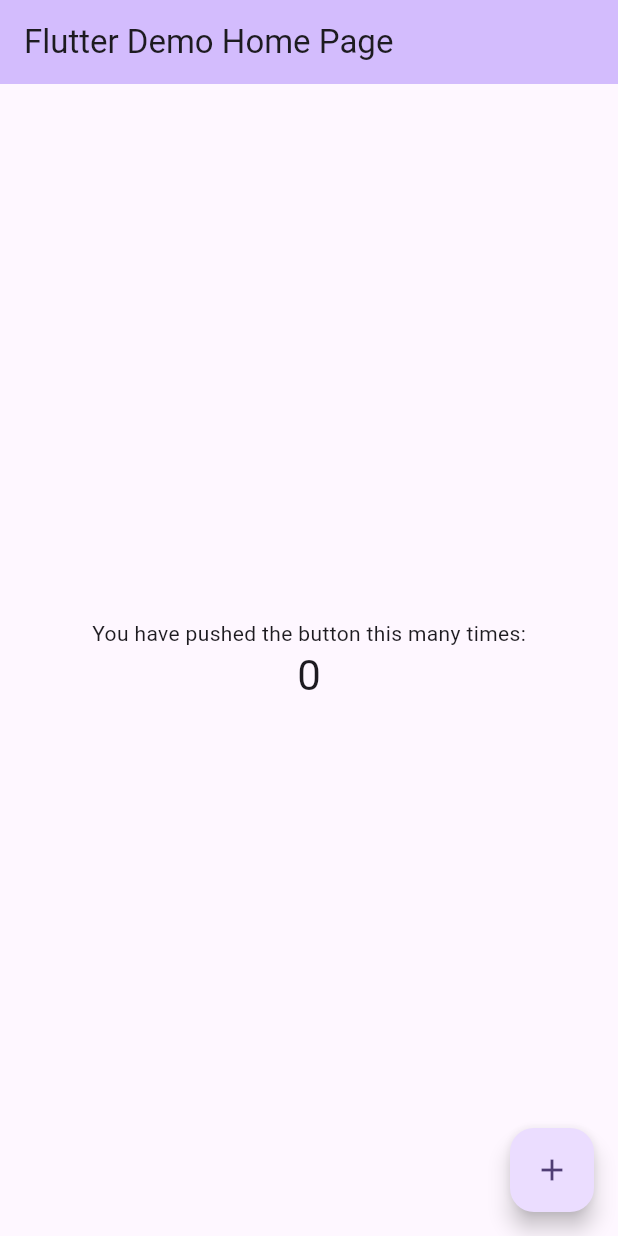
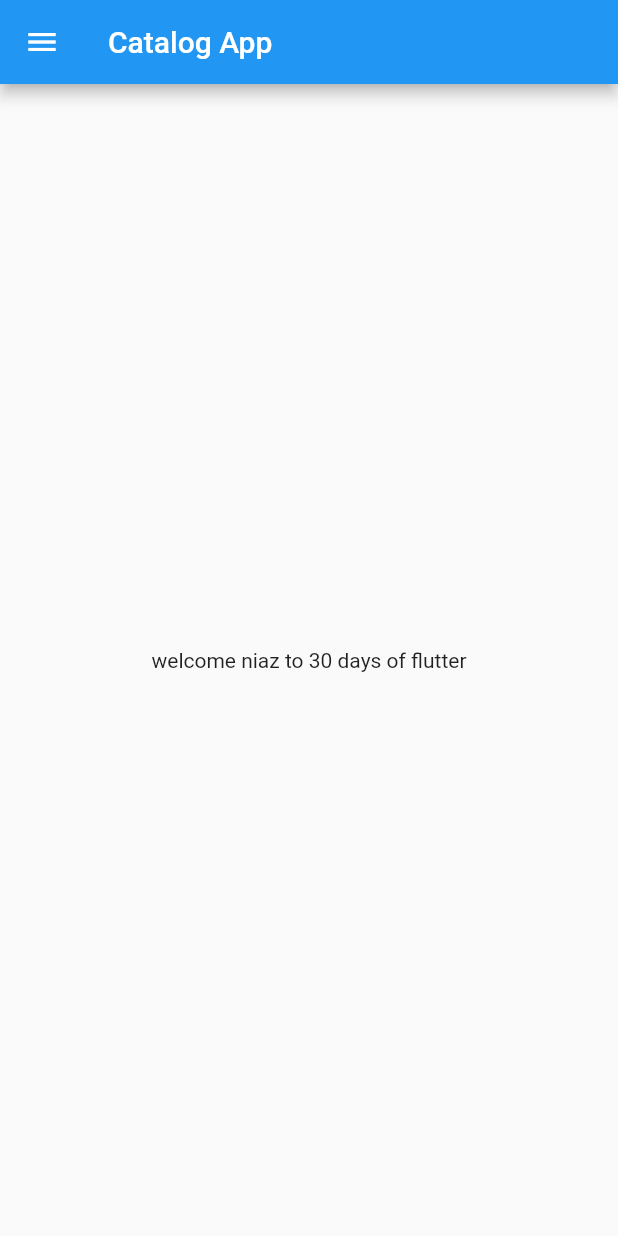
Before and after one commit to niazali53/30DaysOfFlutter, a Flutter app: the screen it shows after launch, on a phone screen of 412 x 824 dp. Run offline on Flutter 3.47's test engine with Material 2 defaults, Android fonts, the phone set to English and light mode, and no system bars.

Commit message:
Day 2 completed

```diff
--- a/lib/main.dart
+++ b/lib/main.dart
@@ -1,125 +1,20 @@
 import 'package:flutter/material.dart';
 
 void main() {
-  runApp(const MyApp());
+  int days =30;
+  String name = "niaz";
+  runApp(
+     MaterialApp(
+      debugShowCheckedModeBanner: false,
+      home: Scaffold(
+        appBar: AppBar(
+          title: const Text('Catalog App'),
+        ),
+        body: Center(
+          child: Text('welcome $name to $days days of flutter'),
+        ),
+        drawer: const Drawer(),
+      ),
+    ),
+  );
 }
-
-class MyApp extends StatelessWidget {
-  const MyApp({super.key});
-
-  // This widget is the root of your application.
-  @override
-  Widget build(BuildContext context) {
-    return MaterialApp(
-      title: 'Flutter Demo',
-      theme: ThemeData(
-        // This is the theme of your application.
-        //
-        // TRY THIS: Try running your application with "flutter run". You'll see
-        // the application has a blue toolbar. Then, without quitting the app,
-        // try changing the seedColor in the colorScheme below to Colors.green
-        // and then invoke "hot reload" (save your changes or press the "hot
-        // reload" button in a Flutter-supported IDE, or press "r" if you used
-        // the command line to start the app).
-        //
-        // Notice that the counter didn't reset back to zero; the application
-        // state is not lost during the reload. To reset the state, use hot
-        // restart instead.
-        //
-        // This works for code too, not just values: Most code changes can be
-        // tested with just a hot reload.
-        colorScheme: ColorScheme.fromSeed(seedColor: Colors.deepPurple),
-        useMaterial3: true,
-      ),
-      home: const MyHomePage(title: 'Flutter Demo Home Page'),
-    );
-  }
-}
-
-class MyHomePage extends StatefulWidget {
-  const MyHomePage({super.key, required this.title});
-
-  // This widget is the home page of your application. It is stateful, meaning
-  // that it has a State object (defined below) that contains fields that affect
-  // how it looks.
-
-  // This class is the configuration for the state. It holds the values (in this
-  // case the title) provided by the parent (in this case the App widget) and
-  // used by the build method of the State. Fields in a Widget subclass are
-  // always marked "final".
-
-  final String title;
-
-  @override
-  State<MyHomePage> createState() => _MyHomePageState();
-}
-
-class _MyHomePageState extends State<MyHomePage> {
-  int _counter = 0;
-
-  void _incrementCounter() {
-    setState(() {
-      // This call to setState tells the Flutter framework that something has
-      // changed in this State, which causes it to rerun the build method below
-      // so that the display can reflect the updated values. If we changed
-      // _counter without calling setState(), then the build method would not be
-      // called again, and so nothing would appear to happen.
-      _counter++;
-    });
-  }
-
-  @override
-  Widget build(BuildContext context) {
-    // This method is rerun every time setState is called, for instance as done
-    // by the _incrementCounter method above.
-    //
-    // The Flutter framework has been optimized to make rerunning build methods
-    // fast, so that you can just rebuild anything that needs updating rather
-    // than having to individually change instances of widgets.
-    return Scaffold(
-      appBar: AppBar(
-        // TRY THIS: Try changing the color here to a specific color (to
-        // Colors.amber, perhaps?) and trigger a hot reload to see the AppBar
-        // change color while the other colors stay the same.
-        backgroundColor: Theme.of(context).colorScheme.inversePrimary,
-        // Here we take the value from the MyHomePage object that was created by
-        // the App.build method, and use it to set our appbar title.
-        title: Text(widget.title),
-      ),
-      body: Center(
-        // Center is a layout widget. It takes a single child and positions it
-        // in the middle of the parent.
-        child: Column(
-          // Column is also a layout widget. It takes a list of children and
-          // arranges them vertically. By default, it sizes itself to fit its
-          // children horizontally, and tries to be as tall as its parent.
-          //
-          // Column has various properties to control how it sizes itself and
-          // how it positions its children. Here we use mainAxisAlignment to
-          // center the children vertically; the main axis here is the vertical
-          // axis because Columns are vertical (the cross axis would be
-          // horizontal).
-          //
-          // TRY THIS: Invoke "debug painting" (choose the "Toggle Debug Paint"
-          // action in the IDE, or press "p" in the console), to see the
-          // wireframe for each widget.
-          mainAxisAlignment: MainAxisAlignment.center,
-          children: <Widget>[
-            const Text(
-              'You have pushed the button this many times:',
-            ),
-            Text(
-              '$_counter',
-              style: Theme.of(context).textTheme.headlineMedium,
-            ),
-          ],
-        ),
-      ),
-      floatingActionButton: FloatingActionButton(
-        onPressed: _incrementCounter,
-        tooltip: 'Increment',
-        child: const Icon(Icons.add),
-      ), // This trailing comma makes auto-formatting nicer for build methods.
-    );
-  }
-}
```
